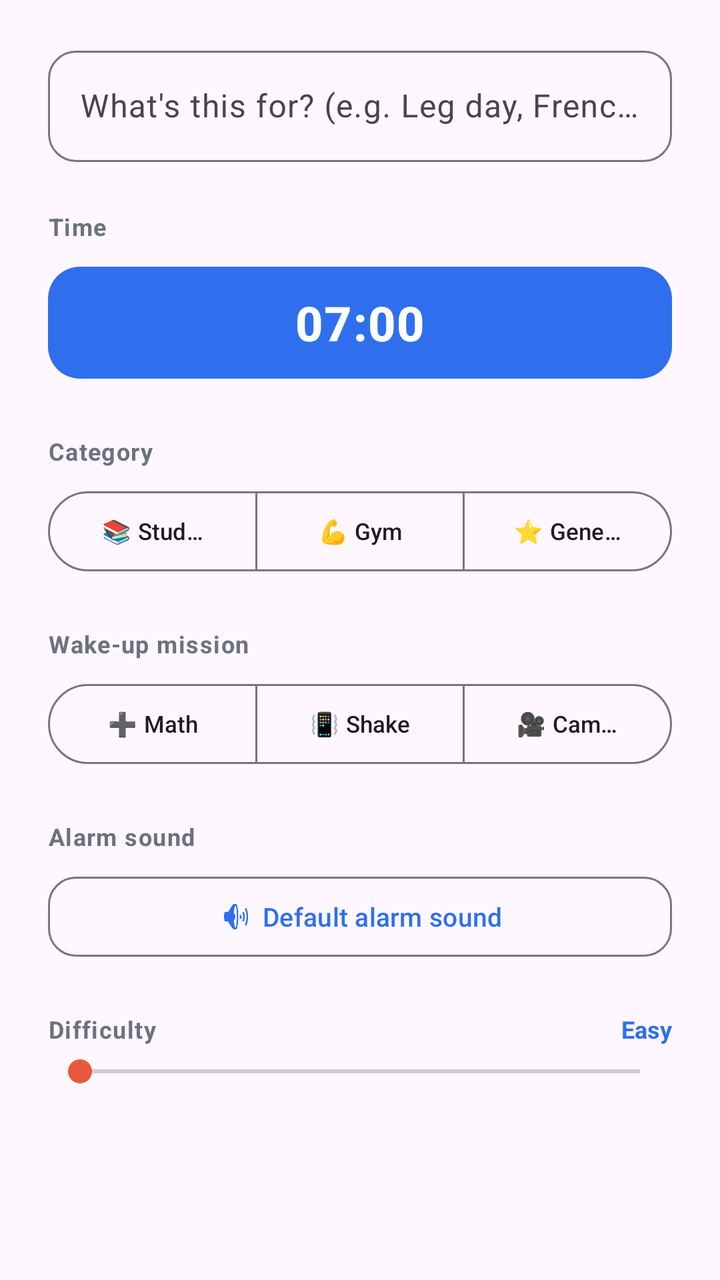
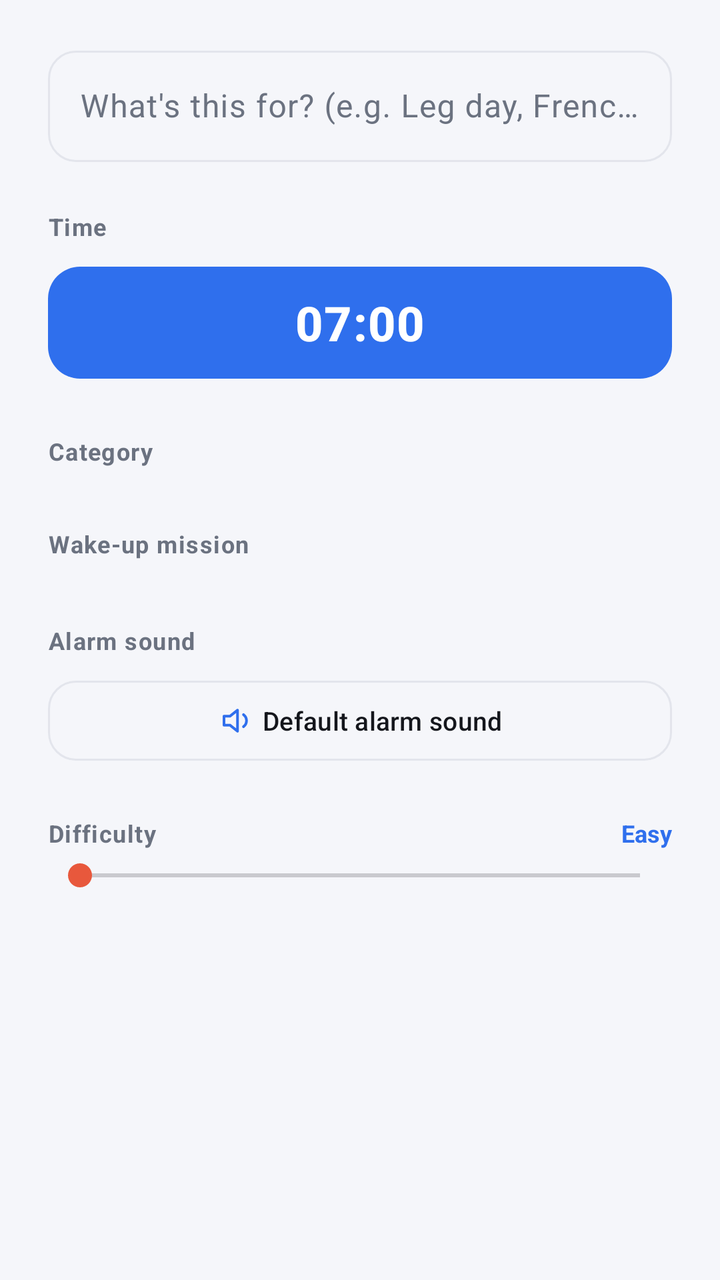

Screens rendered from an Android XML layout before and after an edit, with the pre-edit source and the edit as a unified diff.
<!-- AndroidManifest.xml: application theme Theme.Wakeforge -->
<!-- res/layout/dialog_add_alarm.xml -->
<?xml version="1.0" encoding="utf-8"?>
<ScrollView xmlns:android="http://schemas.android.com/apk/res/android"
    xmlns:app="http://schemas.android.com/apk/res-auto"
    android:layout_width="match_parent"
    android:layout_height="wrap_content">

<LinearLayout
    android:layout_width="match_parent"
    android:layout_height="wrap_content"
    android:orientation="vertical"
    android:paddingHorizontal="24dp"
    android:paddingTop="20dp"
    android:paddingBottom="8dp">

    <com.google.android.material.textfield.TextInputLayout
        android:layout_width="match_parent"
        android:layout_height="wrap_content"
        style="@style/Widget.Material3.TextInputLayout.OutlinedBox"
        android:hint="@string/title_hint"
        app:boxCornerRadiusTopStart="14dp"
        app:boxCornerRadiusTopEnd="14dp"
        app:boxCornerRadiusBottomStart="14dp"
        app:boxCornerRadiusBottomEnd="14dp">

        <com.google.android.material.textfield.TextInputEditText
            android:id="@+id/inputTitle"
            android:layout_width="match_parent"
            android:layout_height="wrap_content"
            android:inputType="text" />
    </com.google.android.material.textfield.TextInputLayout>

    
    <TextView
        android:layout_width="wrap_content"
        android:layout_height="wrap_content"
        android:layout_marginTop="24dp"
        android:text="@string/time"
        android:textStyle="bold"
        android:textSize="12sp"
        android:letterSpacing="0.04"
        android:textColor="@color/text_muted" />

    <com.google.android.material.button.MaterialButton
        android:id="@+id/pickTimeButton"
        style="@style/Widget.Material3.Button"
        android:layout_width="match_parent"
        android:layout_height="64dp"
        android:layout_marginTop="8dp"
        app:cornerRadius="16dp"
        android:textSize="24sp"
        android:textStyle="bold"
        android:letterSpacing="0.02"
        android:text="07:00" />

    <TextView
        android:layout_width="wrap_content"
        android:layout_height="wrap_content"
        android:layout_marginTop="24dp"
        android:text="@string/category"
        android:textStyle="bold"
        android:textSize="12sp"
        android:letterSpacing="0.04"
        android:textColor="@color/text_muted" />

    <com.google.android.material.button.MaterialButtonToggleGroup
        android:id="@+id/categoryGroup"
        android:layout_width="match_parent"
        android:layout_height="wrap_content"
        android:layout_marginTop="8dp"
        app:singleSelection="true"
        app:selectionRequired="true">

        <com.google.android.material.button.MaterialButton
            android:id="@+id/radioStudent"
            style="@style/Widget.Material3.Button.OutlinedButton"
            android:layout_width="0dp"
            android:layout_height="48dp"
            android:layout_weight="1"
            android:textSize="11.5sp"
            android:text="📚 Student" />

        <com.google.android.material.button.MaterialButton
            android:id="@+id/radioGym"
            style="@style/Widget.Material3.Button.OutlinedButton"
            android:layout_width="0dp"
            android:layout_height="48dp"
            android:layout_weight="1"
            android:textSize="11.5sp"
            android:text="💪 Gym" />

        
        <com.google.android.material.button.MaterialButton
            android:id="@+id/radioGeneral"
            style="@style/Widget.Material3.Button.OutlinedButton"
            android:layout_width="0dp"
            android:layout_height="48dp"
            android:layout_weight="1"
            android:textSize="11.5sp"
            android:checked="true"
            android:text="⭐ General" />
    </com.google.android.material.button.MaterialButtonToggleGroup>

    <TextView
        android:layout_width="wrap_content"
        android:layout_height="wrap_content"
        android:layout_marginTop="24dp"
        android:text="@string/mission"
        android:textStyle="bold"
        android:textSize="12sp"
        android:letterSpacing="0.04"
        android:textColor="@color/text_muted" />

    <com.google.android.material.button.MaterialButtonToggleGroup
        android:id="@+id/missionGroup"
        android:layout_width="match_parent"
        android:layout_height="wrap_content"
        android:layout_marginTop="8dp"
        app:singleSelection="true"
        app:selectionRequired="true">

        <com.google.android.material.button.MaterialButton
            android:id="@+id/radioMath"
            style="@style/Widget.Material3.Button.OutlinedButton"
            android:layout_width="0dp"
            android:layout_height="48dp"
            android:layout_weight="1"
            android:textSize="11.5sp"
            android:checked="true"
            android:text="➕ Math" />

        <com.google.android.material.button.MaterialButton
            android:id="@+id/radioShake"
            style="@style/Widget.Material3.Button.OutlinedButton"
            android:layout_width="0dp"
            android:layout_height="48dp"
            android:layout_weight="1"
            android:textSize="11.5sp"
            android:text="📳 Shake" />

        <com.google.android.material.button.MaterialButton
            android:id="@+id/radioCamera"
            style="@style/Widget.Material3.Button.OutlinedButton"
            android:layout_width="0dp"
            android:layout_height="48dp"
            android:layout_weight="1"
            android:textSize="11.5sp"
            android:text="🎥 Camera" />
    </com.google.android.material.button.MaterialButtonToggleGroup>

    
    <LinearLayout
        android:id="@+id/cameraDurationGroup"
        android:layout_width="match_parent"
        android:layout_height="wrap_content"
        android:orientation="vertical"
        android:background="@drawable/bg_pill_neutral"
        android:padding="14dp"
        android:layout_marginTop="14dp"
        android:visibility="gone">

        <TextView
            android:id="@+id/cameraDurationLabel"
            android:layout_width="wrap_content"
            android:layout_height="wrap_content"
            android:textStyle="bold"
            android:textSize="12sp" />

        <SeekBar
            android:id="@+id/cameraDurationSeek"
            android:layout_width="match_parent"
            android:layout_height="wrap_content"
            android:layout_marginTop="4dp"
            android:max="6"
            android:progress="2" />

        <TextView
            android:layout_width="match_parent"
            android:layout_height="wrap_content"
            android:text="@string/camera_duration_hint"
            android:textSize="11sp"
            android:textColor="@color/text_muted" />
    </LinearLayout>

    
    <TextView
        android:layout_width="wrap_content"
        android:layout_height="wrap_content"
        android:layout_marginTop="24dp"
        android:text="@string/alarm_sound"
        android:textStyle="bold"
        android:textSize="12sp"
        android:letterSpacing="0.04"
        android:textColor="@color/text_muted" />

    <com.google.android.material.button.MaterialButton
        android:id="@+id/pickSoundButton"
        style="@style/Widget.Material3.Button.OutlinedButton"
        android:layout_width="match_parent"
        android:layout_height="wrap_content"
        android:layout_marginTop="8dp"
        app:cornerRadius="14dp"
        app:icon="@android:drawable/ic_lock_silent_mode_off"
        app:iconGravity="textStart"
        android:textSize="13sp"
        android:text="@string/default_alarm_sound" />

    <LinearLayout
        android:layout_width="match_parent"
        android:layout_height="wrap_content"
        android:orientation="horizontal"
        android:layout_marginTop="24dp">

        <TextView
            android:layout_width="0dp"
            android:layout_height="wrap_content"
            android:layout_weight="1"
            android:text="@string/difficulty"
            android:textStyle="bold"
            android:textSize="12sp"
            android:letterSpacing="0.04"
            android:textColor="@color/text_muted" />

        <TextView
            android:id="@+id/difficultyLabel"
            android:layout_width="wrap_content"
            android:layout_height="wrap_content"
            android:textStyle="bold"
            android:textSize="12sp"
            android:textColor="@color/brand_primary"
            android:text="@string/difficulty_easy" />
    </LinearLayout>

    <SeekBar
        android:id="@+id/difficultySeek"
        android:layout_width="match_parent"
        android:layout_height="wrap_content"
        android:layout_marginTop="4dp"
        android:max="2"
        android:progress="0" />

</LinearLayout>
</ScrollView>
<!-- resources referenced by this layout -->
<resources>
  <style name="Theme.Wakeforge" parent="Theme.Material3.DayNight.NoActionBar">
          <item name="colorPrimary">@color/brand_primary</item>
          <item name="colorOnPrimary">@color/text_on_dark</item>
          <item name="colorSecondary">@color/gym_tint</item>
          <item name="colorTertiary">@color/general_tint</item>
          
      </style>
  <color name="surface_soft">#F4F5F9</color>
  <color name="general_tint">#4CAF80</color>
  <!-- unchanged entries left out for length: 14 -->
</resources>

<!-- the commit's change to res/layout/dialog_add_alarm.xml (unified diff, before → after) -->
@@ -62,90 +62,88 @@
         android:letterSpacing="0.04"
         android:textColor="@color/text_muted" />
 
-    <com.google.android.material.button.MaterialButtonToggleGroup
+    
+    <com.google.android.material.chip.ChipGroup
         android:id="@+id/categoryGroup"
         android:layout_width="match_parent"
         android:layout_height="wrap_content"
         android:layout_marginTop="8dp"
         app:singleSelection="true"
-        app:selectionRequired="true">
-
-        <com.google.android.material.button.MaterialButton
+        app:selectionRequired="true"
+        app:chipSpacingHorizontal="8dp">
+
+        <com.google.android.material.chip.Chip
             android:id="@+id/radioStudent"
-            style="@style/Widget.Material3.Button.OutlinedButton"
-            android:layout_width="0dp"
-            android:layout_height="48dp"
-            android:layout_weight="1"
-            android:textSize="11.5sp"
-            android:text="📚 Student" />
-
-        <com.google.android.material.button.MaterialButton
+            style="@style/Widget.Wakeforge.Chip"
+            app:chipIcon="@drawable/ic_cat_student"
+            app:chipBackgroundColor="@color/csl_chip_bg_student"
+            android:text="@string/category_student" />
+
+        <com.google.android.material.chip.Chip
             android:id="@+id/radioGym"
-            style="@style/Widget.Material3.Button.OutlinedButton"
-            android:layout_width="0dp"
-            android:layout_height="48dp"
-            android:layout_weight="1"
-            android:textSize="11.5sp"
-            android:text="💪 Gym" />
+            style="@style/Widget.Wakeforge.Chip"
+            app:chipIcon="@drawable/ic_cat_gym"
+            app:chipBackgroundColor="@color/csl_chip_bg_gym"
+            android:text="@string/category_gym" />
+
+        <com.google.android.material.chip.Chip
+            android:id="@+id/radioOffice"
+            style="@style/Widget.Wakeforge.Chip"
+            app:chipIcon="@drawable/ic_cat_office"
+            app:chipBackgroundColor="@color/csl_chip_bg_office"
+            android:text="@string/category_office" />
 
         
-        <com.google.android.material.button.MaterialButton
+        <com.google.android.material.chip.Chip
             android:id="@+id/radioGeneral"
-            style="@style/Widget.Material3.Button.OutlinedButton"
-            android:layout_width="0dp"
-            android:layout_height="48dp"
-            android:layout_weight="1"
-            android:textSize="11.5sp"
+            style="@style/Widget.Wakeforge.Chip"
+            app:chipIcon="@drawable/ic_cat_general"
+            app:chipBackgroundColor="@color/csl_chip_bg_general"
             android:checked="true"
-            android:text="⭐ General" />
-    </com.google.android.material.button.MaterialButtonToggleGroup>
-
-    <TextView
-        android:layout_width="wrap_content"
-        android:layout_height="wrap_content"
-        android:layout_marginTop="24dp"
+            android:text="@string/category_general" />
+    </com.google.android.material.chip.ChipGroup>
+
+    <TextView
+        android:layout_width="wrap_content"
+        android:layout_height="wrap_content"
+        android:layout_marginTop="22dp"
         android:text="@string/mission"
         android:textStyle="bold"
         android:textSize="12sp"
         android:letterSpacing="0.04"
         android:textColor="@color/text_muted" />
 
-    <com.google.android.material.button.MaterialButtonToggleGroup
+    <com.google.android.material.chip.ChipGroup
         android:id="@+id/missionGroup"
         android:layout_width="match_parent"
         android:layout_height="wrap_content"
         android:layout_marginTop="8dp"
         app:singleSelection="true"
-        app:selectionRequired="true">
-
-        <com.google.android.material.button.MaterialButton
+        app:selectionRequired="true"
+        app:chipSpacingHorizontal="8dp">
+
+        <com.google.android.material.chip.Chip
             android:id="@+id/radioMath"
-            style="@style/Widget.Material3.Button.OutlinedButton"
-            android:layout_width="0dp"
-            android:layout_height="48dp"
-            android:layout_weight="1"
-            android:textSize="11.5sp"
+            style="@style/Widget.Wakeforge.Chip"
+            app:chipIcon="@drawable/ic_mission_math"
+            app:chipBackgroundColor="@color/csl_chip_bg_mission"
             android:checked="true"
-            android:text="➕ Math" />
-
-        <com.google.android.material.button.MaterialButton
+            android:text="@string/mission_math" />
+
+        <com.google.android.material.chip.Chip
             android:id="@+id/radioShake"
-            style="@style/Widget.Material3.Button.OutlinedButton"
-            android:layout_width="0dp"
-            android:layout_height="48dp"
-            android:layout_weight="1"
-            android:textSize="11.5sp"
-            android:text="📳 Shake" />
-
-        <com.google.android.material.button.MaterialButton
+            style="@style/Widget.Wakeforge.Chip"
+            app:chipIcon="@drawable/ic_mission_shake"
+            app:chipBackgroundColor="@color/csl_chip_bg_mission"
+            android:text="@string/mission_shake" />
+
+        <com.google.android.material.chip.Chip
             android:id="@+id/radioCamera"
-            style="@style/Widget.Material3.Button.OutlinedButton"
-            android:layout_width="0dp"
-            android:layout_height="48dp"
-            android:layout_weight="1"
-            android:textSize="11.5sp"
-            android:text="🎥 Camera" />
-    </com.google.android.material.button.MaterialButtonToggleGroup>
+            style="@style/Widget.Wakeforge.Chip"
+            app:chipIcon="@drawable/ic_mission_camera"
+            app:chipBackgroundColor="@color/csl_chip_bg_mission"
+            android:text="@string/mission_camera" />
+    </com.google.android.material.chip.ChipGroup>
 
     
     <LinearLayout
@@ -199,8 +197,10 @@
         android:layout_height="wrap_content"
         android:layout_marginTop="8dp"
         app:cornerRadius="14dp"
-        app:icon="@android:drawable/ic_lock_silent_mode_off"
+        app:icon="@drawable/ic_sound"
+        app:iconTint="@color/brand_primary"
         app:iconGravity="textStart"
+        android:textColor="@color/text_primary"
         android:textSize="13sp"
         android:text="@string/default_alarm_sound" />
 
<!-- resource entries referenced after the edit -->
@@ -1,14 +1,206 @@
 <!-- resources referenced by this layout -->
 <resources>
-  <style name="Theme.Wakeforge" parent="Theme.Material3.DayNight.NoActionBar">
+  <color name="text_primary">#14161C</color>
+  <!-- drawable ic_cat_general (drawable) -->
+  <?xml version="1.0" encoding="utf-8"?>
+  <vector xmlns:android="http://schemas.android.com/apk/res/android"
+      android:width="24dp"
+      android:height="24dp"
+      android:viewportWidth="24"
+      android:viewportHeight="24">
+      <path
+          android:pathData="M6,3.5v17"
+          android:strokeColor="#FF000000"
+          android:strokeWidth="1.8"
+          android:strokeLineCap="round"
+          android:fillColor="#00000000" />
+      <path
+          android:pathData="M6,4.3h10.5l-2.3,3 2.3,3H6"
+          android:strokeColor="#FF000000"
+          android:strokeWidth="1.8"
+          android:strokeLineJoin="round"
+          android:fillColor="#00000000" />
+  </vector>
+  <!-- drawable ic_cat_gym (drawable) -->
+  <?xml version="1.0" encoding="utf-8"?>
+  <vector xmlns:android="http://schemas.android.com/apk/res/android"
+      android:width="24dp"
+      android:height="24dp"
+      android:viewportWidth="24"
+      android:viewportHeight="24">
+      <path
+          android:pathData="M2.2,9.5h3.4v5h-3.4z M18.4,9.5h3.4v5h-3.4z"
+          android:strokeColor="#FF000000"
+          android:strokeWidth="1.7"
+          android:strokeLineJoin="round"
+          android:fillColor="#00000000" />
+      <path
+          android:pathData="M7.2,12h9.6"
+          android:strokeColor="#FF000000"
+          android:strokeWidth="2.2"
+          android:strokeLineCap="round"
+          android:fillColor="#00000000" />
+  </vector>
+  <!-- drawable ic_cat_office (drawable) -->
+  <?xml version="1.0" encoding="utf-8"?>
+  <vector xmlns:android="http://schemas.android.com/apk/res/android"
+      android:width="24dp"
+      android:height="24dp"
+      android:viewportWidth="24"
+      android:viewportHeight="24">
+      <path
+          android:pathData="M3,7.2h18v11.3a2,2 0 0,1 -2,2H5a2,2 0 0,1 -2,-2z"
+          android:strokeColor="#FF000000"
+          android:strokeWidth="1.8"
+          android:fillColor="#00000000" />
+      <path
+          android:pathData="M8.3,7.2V5.6a1.6,1.6 0 0,1 1.6,-1.6h4.2a1.6,1.6 0 0,1 1.6,1.6v1.6"
+          android:strokeColor="#FF000000"
+          android:strokeWidth="1.8"
+          android:strokeLineJoin="round"
+          android:fillColor="#00000000" />
+      <path
+          android:pathData="M3,12.5h18"
+          android:strokeColor="#FF000000"
+          android:strokeWidth="1.8"
+          android:fillColor="#00000000" />
+  </vector>
+  <!-- drawable ic_cat_student (drawable) -->
+  <?xml version="1.0" encoding="utf-8"?>
+  <vector xmlns:android="http://schemas.android.com/apk/res/android"
+      android:width="24dp"
+      android:height="24dp"
+      android:viewportWidth="24"
+      android:viewportHeight="24">
+      <path
+          android:pathData="M12,6.5C10.8,5.5 9,5 7,5S3.6,5.3 3,5.8v12c1,-0.5 2.8,-0.8 4,-0.8s3.2,0.5 4,1.3M12,6.5C13.2,5.5 15,5 17,5s3.4,0.3 4,0.8v12c-1,-0.5 -2.8,-0.8 -4,-0.8s-3.2,0.5 -4,1.3M12,6.5v12.8"
+          android:strokeColor="#FF000000"
+          android:strokeWidth="1.7"
+          android:strokeLineCap="round"
+          android:strokeLineJoin="round"
+          android:fillColor="#00000000" />
+  </vector>
+  <!-- drawable ic_mission_camera (drawable) -->
+  <?xml version="1.0" encoding="utf-8"?>
+  <vector xmlns:android="http://schemas.android.com/apk/res/android"
+      android:width="24dp"
+      android:height="24dp"
+      android:viewportWidth="24"
+      android:viewportHeight="24">
+      <path
+          android:pathData="M4,8.3a1.8,1.8 0 0,1 1.8,-1.8h1l0.9,-1.6h8.6l0.9,1.6h1a1.8,1.8 0 0,1 1.8,1.8v8.4a1.8,1.8 0 0,1 -1.8,1.8H5.8A1.8,1.8 0 0,1 4,16.7z"
+          android:strokeColor="#FF000000"
+          android:strokeWidth="1.7"
+          android:strokeLineJoin="round"
+          android:fillColor="#00000000" />
+      <path
+          android:pathData="M12,12.3 m-3,0 a3,3 0 1,0 6,0 a3,3 0 1,0 -6,0"
+          android:strokeColor="#FF000000"
+          android:strokeWidth="1.7"
+          android:fillColor="#00000000" />
+  </vector>
+  <!-- drawable ic_mission_math (drawable) -->
+  <?xml version="1.0" encoding="utf-8"?>
+  <vector xmlns:android="http://schemas.android.com/apk/res/android"
+      android:width="24dp"
+      android:height="24dp"
+      android:viewportWidth="24"
+      android:viewportHeight="24">
+      <path
+          android:pathData="M12,3.5 A8.5,8.5 0 1,1 11.99,3.5"
+          android:strokeColor="#FF000000"
+          android:strokeWidth="1.8"
+          android:fillColor="#00000000" />
+      <path
+          android:pathData="M12,8v8M8,12h8"
+          android:strokeColor="#FF000000"
+          android:strokeWidth="1.8"
+          android:strokeLineCap="round"
+          android:fillColor="#00000000" />
+  </vector>
+  <!-- drawable ic_mission_shake (drawable) -->
+  <?xml version="1.0" encoding="utf-8"?>
+  <vector xmlns:android="http://schemas.android.com/apk/res/android"
+      android:width="24dp"
+      android:height="24dp"
+      android:viewportWidth="24"
+      android:viewportHeight="24">
+      <path
+          android:pathData="M7.5,2.5h9a2.2,2.2 0 0,1 2.2,2.2v14.6a2.2,2.2 0 0,1 -2.2,2.2h-9a2.2,2.2 0 0,1 -2.2,-2.2V4.7a2.2,2.2 0 0,1 2.2,-2.2z"
+          android:strokeColor="#FF000000"
+          android:strokeWidth="1.8"
+          android:fillColor="#00000000" />
+      <path
+          android:pathData="M3,9l1.6,3 -1.6,3M21,9l-1.6,3 1.6,3"
+          android:strokeColor="#FF000000"
+          android:strokeWidth="1.8"
+          android:strokeLineCap="round"
+          android:strokeLineJoin="round"
+          android:fillColor="#00000000" />
+  </vector>
+  <!-- drawable ic_sound (drawable) -->
+  <?xml version="1.0" encoding="utf-8"?>
+  <vector xmlns:android="http://schemas.android.com/apk/res/android"
+      android:width="24dp"
+      android:height="24dp"
+      android:viewportWidth="24"
+      android:viewportHeight="24">
+      <path
+          android:pathData="M4,9v6h4l5,4V5L8,9z"
+          android:strokeColor="#FF000000"
+          android:strokeWidth="1.8"
+          android:strokeLineJoin="round"
+          android:fillColor="#00000000" />
+      <path
+          android:pathData="M17,8a5,5 0 0,1 0,8"
+          android:strokeColor="#FF000000"
+          android:strokeWidth="1.8"
+          android:strokeLineCap="round"
+          android:fillColor="#00000000" />
+  </vector>
+  <string name="category_general">General</string>
+  <string name="category_gym">Gym</string>
+  <string name="category_office">Office</string>
+  <string name="category_student">Student</string>
+  <string name="mission_camera">Camera</string>
+  <string name="mission_math">Math</string>
+  <string name="mission_shake">Shake</string>
+  <style name="Widget.Wakeforge.Chip" parent="Widget.Material3.Chip.Filter">
+          <item name="checkable">true</item>
+          <item name="checkedIconVisible">false</item>
+          <item name="chipStrokeWidth">1.5dp</item>
+          <item name="chipStrokeColor">@color/csl_chip_stroke</item>
+          <item name="chipIconTint">@color/csl_chip_content</item>
+          <item name="chipIconSize">16dp</item>
+          <item name="android:textColor">@color/csl_chip_content</item>
+          <item name="android:textSize">12.5sp</item>
+          <item name="android:textStyle">bold</item>
+          <item name="chipCornerRadius">13dp</item>
+          <item name="chipMinHeight">44dp</item>
+          <item name="rippleColor">#22FFFFFF</item>
+      </style>
+  <style name="Theme.Wakeforge" parent="Theme.Material3.Light.NoActionBar">
           <item name="colorPrimary">@color/brand_primary</item>
           <item name="colorOnPrimary">@color/text_on_dark</item>
           <item name="colorSecondary">@color/gym_tint</item>
           <item name="colorTertiary">@color/general_tint</item>
+  
+          <item name="android:colorBackground">@color/surface_soft</item>
+          <item name="colorSurface">@color/surface_card</item>
+          <item name="colorOnSurface">@color/text_primary</item>
+          <item name="colorOnSurfaceVariant">@color/text_muted</item>
+          <item name="colorOutline">@color/line_soft</item>
+  
           
+          <item name="android:statusBarColor">@color/surface_soft</item>
+          <item name="android:navigationBarColor">@color/surface_soft</item>
+          <item name="android:windowLightStatusBar" tools:targetApi="23">true</item>
+          <item name="android:windowLightNavigationBar" tools:targetApi="27">true</item>
       </style>
-  <color name="surface_soft">#F4F5F9</color>
-  <color name="general_tint">#4CAF80</color>
+  <color name="surface_soft">#F5F6FA</color>
+  <color name="general_tint">#14B88A</color>
+  <color name="surface_card">#FFFFFF</color>
+  <color name="line_soft">#E3E5EC</color>
   <!-- unchanged entries left out for length: 14 -->
 </resources>
 
